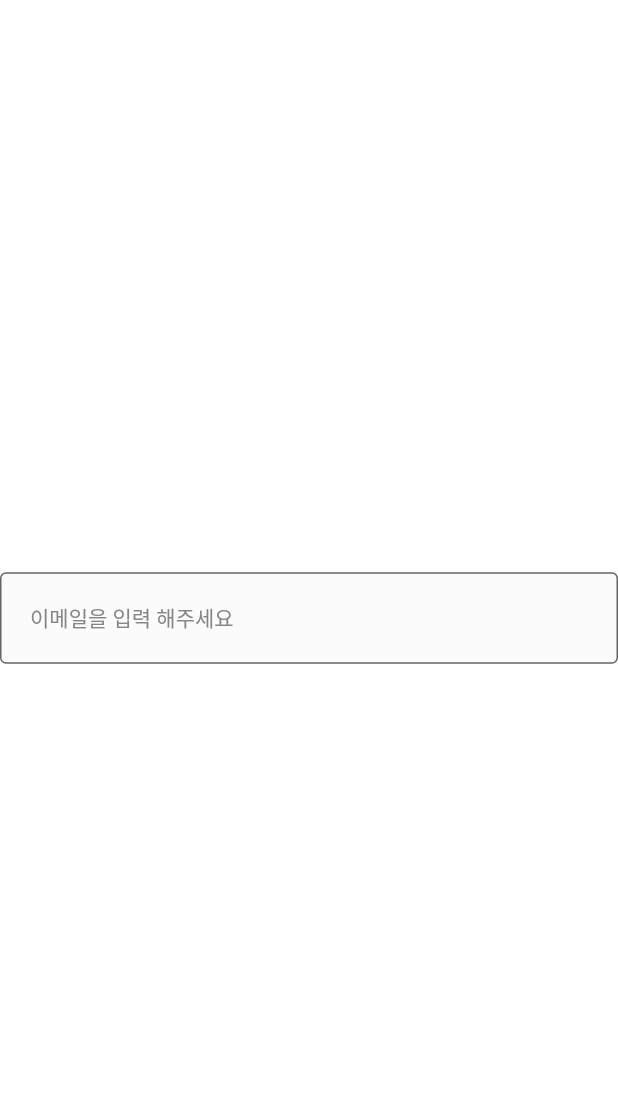
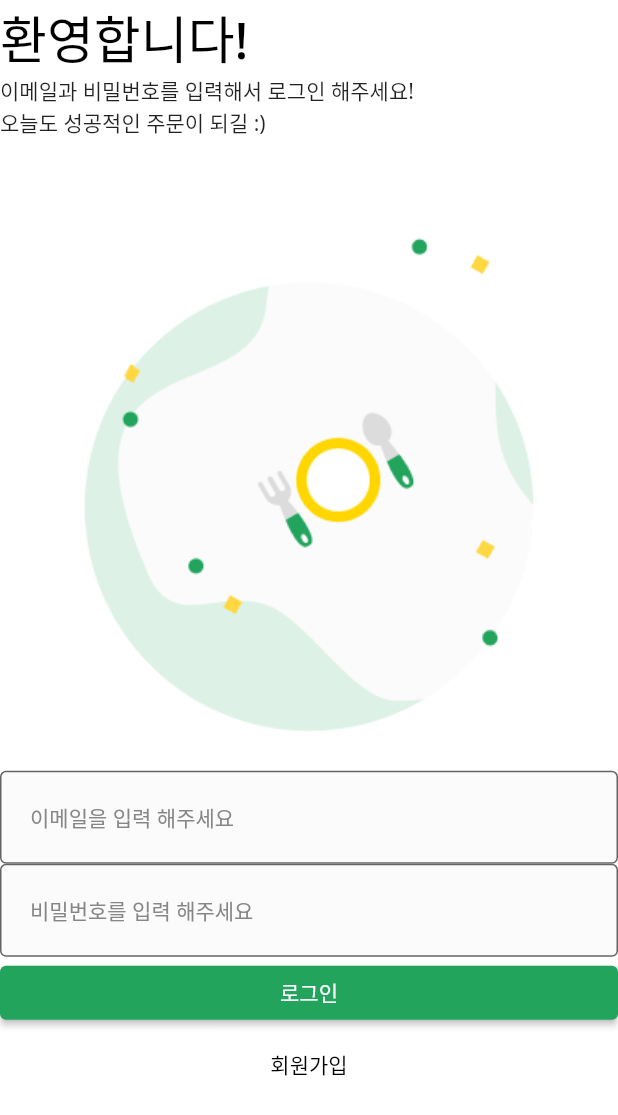
Before and after one commit to wogks/code_mid, a Flutter app: the screen it shows after launch, on a phone screen of 412 x 824 dp. Shown: the top 1115 px of the screen. Run offline on Flutter 3.47's test engine with Material 2 defaults, Android fonts, the light colour scheme and no system bars.

Commit message:
Feat: ui 배치하기

```diff
--- /dev/null
+++ b/lib/common/layout/default_layout.dart
@@ -0,0 +1,14 @@
+import 'package:flutter/material.dart';
+
+class DefaultLayout extends StatelessWidget {
+  final Widget child;
+  const DefaultLayout({super.key, required this.child});
+
+  @override
+  Widget build(BuildContext context) {
+    return Scaffold(
+      backgroundColor: Colors.white,
+      body: child,
+    );
+  }
+}
--- a/lib/main.dart
+++ b/lib/main.dart
@@ -1,4 +1,5 @@
 import 'package:codefac_mid/common/component/custom_text_form_field.dart';
+import 'package:codefac_mid/user/view/login_screen.dart';
 import 'package:flutter/material.dart';
 
 void main() {
@@ -11,19 +12,10 @@ class _App extends StatelessWidget {
   @override
   Widget build(BuildContext context) {
     return MaterialApp(
-      debugShowCheckedModeBanner: false,
-      home: Scaffold(
-        backgroundColor: Colors.white,
-        body: Column(
-          mainAxisAlignment: MainAxisAlignment.center,
-          children: [
-            CustomTextFormField(
-              hintText: '이메일을 입력 해주세요 ',
-              onChanged: (value) {},
-            ),
-          ],
+        theme: ThemeData(
+          fontFamily: 'NotoSans',
         ),
-      ),
-    );
+        debugShowCheckedModeBanner: false,
+        home: const LoginScreen());
   }
 }
--- /dev/null
+++ b/lib/user/view/login_screen.dart
@@ -0,0 +1,76 @@
+import 'package:codefac_mid/common/component/custom_text_form_field.dart';
+import 'package:codefac_mid/common/const/colors.dart';
+import 'package:codefac_mid/common/layout/default_layout.dart';
+import 'package:flutter/material.dart';
+
+class LoginScreen extends StatelessWidget {
+  const LoginScreen({super.key});
+
+  @override
+  Widget build(BuildContext context) {
+    return DefaultLayout(
+      child: SafeArea(
+        top: true,
+        bottom: false,
+        child: Column(
+          crossAxisAlignment: CrossAxisAlignment.stretch,
+          children: [
+            const _Title(),
+            const _Subtitle(),
+            Image.asset(
+              'asset/img/misc/logo.png',
+              width: MediaQuery.of(context).size.width / 3 * 2,
+            ),
+            CustomTextFormField(
+              hintText: '이메일을 입력 해주세요 ',
+              onChanged: (value) {},
+            ),
+            CustomTextFormField(
+              hintText: '비밀번호를 입력 해주세요 ',
+              onChanged: (value) {},
+            ),
+            ElevatedButton(
+              style: ElevatedButton.styleFrom(
+                backgroundColor: PRIMARY_COLOR,
+              ),
+              onPressed: () {},
+              child: const Text('로그인'),
+            ),
+            TextButton(
+              style: TextButton.styleFrom(
+                foregroundColor: Colors.black,
+              ),
+              onPressed: () {},
+              child: const Text('회원가입'),
+            ),
+          ],
+        ),
+      ),
+    );
+  }
+}
+
+class _Title extends StatelessWidget {
+  const _Title();
+
+  @override
+  Widget build(BuildContext context) {
+    return const Text(
+      '환영합니다!',
+      style: TextStyle(
+        fontSize: 34,
+        fontWeight: FontWeight.w500,
+        color: Colors.black,
+      ),
+    );
+  }
+}
+
+class _Subtitle extends StatelessWidget {
+  const _Subtitle();
+
+  @override
+  Widget build(BuildContext context) {
+    return const Text('이메일과 비밀번호를 입력해서 로그인 해주세요!\n오늘도 성공적인 주문이 되길 :)');
+  }
+}
```
Also changed, not shown: pubspec.yaml (+25 -4 lines).
